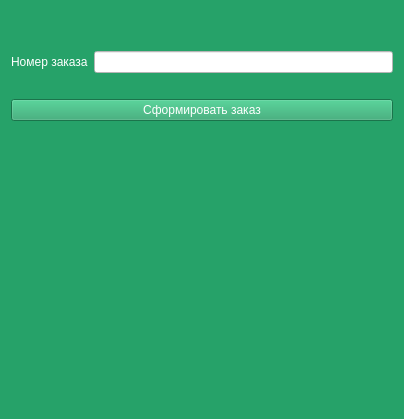
The window that app/design/createOrder.ui (ElectroForez/coursework_prdb) describes before a commit, drawn with Qt 5.
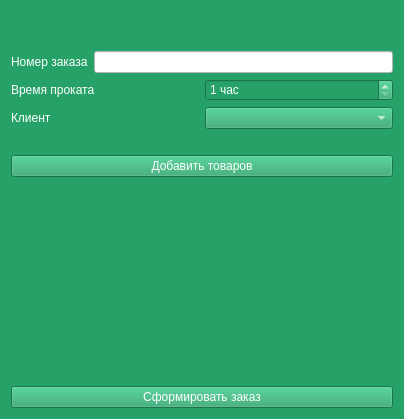
The same window after the commit.

Diff of the .ui file:
```diff
--- a/app/design/createOrder.ui
+++ b/app/design/createOrder.ui
@@ -65,6 +65,44 @@
      </item>
     </layout>
    </item>
+   <item>
+    <layout class="QHBoxLayout" name="horizontalLayout_2">
+     <item>
+      <widget class="QLabel" name="label_2">
+       <property name="text">
+        <string>Время проката</string>
+       </property>
+      </widget>
+     </item>
+     <item>
+      <widget class="QSpinBox" name="hours_count_box">
+       <property name="suffix">
+        <string> час</string>
+       </property>
+       <property name="minimum">
+        <number>1</number>
+       </property>
+       <property name="maximum">
+        <number>1000</number>
+       </property>
+      </widget>
+     </item>
+    </layout>
+   </item>
+   <item>
+    <layout class="QHBoxLayout" name="horizontalLayout_3">
+     <item>
+      <widget class="QLabel" name="label_3">
+       <property name="text">
+        <string>Клиент</string>
+       </property>
+      </widget>
+     </item>
+     <item>
+      <widget class="QComboBox" name="client_box"/>
+     </item>
+    </layout>
+   </item>
    <item>
     <widget class="QLabel" name="info_label">
      <property name="styleSheet">
@@ -79,12 +117,16 @@
     </widget>
    </item>
    <item>
-    <widget class="QPushButton" name="create_order_btn">
+    <widget class="QPushButton" name="add_goods">
      <property name="text">
-      <string>Сформировать заказ</string>
+      <string>Добавить товаров</string>
      </property>
-     <property name="shortcut">
-      <string>Return</string>
+    </widget>
+   </item>
+   <item>
+    <widget class="QLabel" name="goods_label">
+     <property name="text">
+      <string/>
      </property>
     </widget>
    </item>
@@ -93,6 +135,9 @@
      <property name="orientation">
       <enum>Qt::Vertical</enum>
      </property>
+     <property name="sizeType">
+      <enum>QSizePolicy::Expanding</enum>
+     </property>
      <property name="sizeHint" stdset="0">
       <size>
        <width>20</width>
@@ -101,6 +146,16 @@
      </property>
     </spacer>
    </item>
+   <item>
+    <widget class="QPushButton" name="create_order_btn">
+     <property name="text">
+      <string>Сформировать заказ</string>
+     </property>
+     <property name="shortcut">
+      <string>Return</string>
+     </property>
+    </widget>
+   </item>
   </layout>
  </widget>
  <resources/>
```
